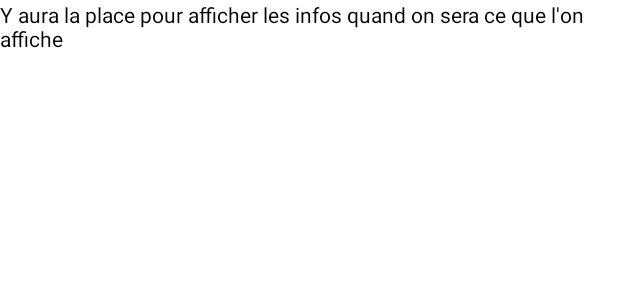
After one commit to DrLoutre/DickIsBackStadium, an Android app: the layout activity_stat.xml on its own in the app's theme, with its tools: preview values and no code run, on a phone screen of 412 x 824 dp. The commit adds this screen. Shown: the top 300 px of the screen. Run offline under Robolectric (Android 15) with nearby library versions, the phone set to English and light mode, and no system bars.

Commit message:
[Android] activity pour les stats du sportif

```diff
--- a/SmartStadium/app/build.gradle
+++ b/SmartStadium/app/build.gradle
@@ -37,8 +37,8 @@ dependencies {
         exclude group: 'com.android.support', module: 'support-annotations'
     })
     compile 'com.android.support:design:25.3.1'
+    compile 'com.android.support:design:25.3.1'
     compile 'com.android.support:appcompat-v7:25.3.1'
-    compile 'com.android.support:design:25.3.1'
     compile 'com.squareup.retrofit2:retrofit:2.2.0'
     compile 'com.squareup.okhttp3:okhttp:3.6.0'
     compile 'com.squareup:otto:1.3.8'
--- a/SmartStadium/app/src/main/AndroidManifest.xml
+++ b/SmartStadium/app/src/main/AndroidManifest.xml
@@ -33,6 +33,7 @@
         <activity android:name=".activities.NFRScannerActivity" />
         <activity android:name=".activities.PublicActivity" />
         <activity android:name=".activities.LoginActivity" />
+        <activity android:name=".activities.StatActivity"></activity>
     </application>
 
 </manifest>
--- a/SmartStadium/app/src/main/java/com/example/gecko/smartstadium/activities/LoginActivity.java
+++ b/SmartStadium/app/src/main/java/com/example/gecko/smartstadium/activities/LoginActivity.java
@@ -1,5 +1,6 @@
 package com.example.gecko.smartstadium.activities;
 
+import android.content.Intent;
 import android.os.Bundle;
 import android.support.design.widget.Snackbar;
 import android.support.v7.app.AppCompatActivity;
@@ -89,7 +90,8 @@ public class LoginActivity extends AppCompatActivity { //implements LoaderCallba
             mPasswordView.setError(getString(R.string.error_invalid_password));
             Snackbar.make(findViewById(android.R.id.content), "Erreur", Snackbar.LENGTH_LONG).show();
         } else if (connection(password, credentialSingletion.getId())) {
-            Snackbar.make(findViewById(android.R.id.content), "Connection :D", Snackbar.LENGTH_LONG).show();
+            Intent intend = new Intent(LoginActivity.this, StatActivity.class);
+            startActivity(intend);
         }
     }
 
--- /dev/null
+++ b/SmartStadium/app/src/main/res/layout/activity_stat.xml
@@ -0,0 +1,15 @@
+<?xml version="1.0" encoding="utf-8"?>
+<android.support.constraint.ConstraintLayout xmlns:android="http://schemas.android.com/apk/res/android"
+    xmlns:tools="http://schemas.android.com/tools"
+    android:layout_width="match_parent"
+    android:layout_height="match_parent"
+    android:background="@android:color/white"
+    tools:context="com.example.gecko.smartstadium.activities.StatActivity">
+
+    <TextView
+        android:layout_width="match_parent"
+        android:layout_height="wrap_content"
+        android:text="Y aura la place pour afficher les infos quand on sera ce que l'on affiche "
+        android:textColor="@android:color/black" />
+
+</android.support.constraint.ConstraintLayout>
```
Also changed, not shown: SmartStadium/app/src/main/java/com/example/gecko/smartstadium/activities/StatActivity.java (added, +15 -0 lines).
